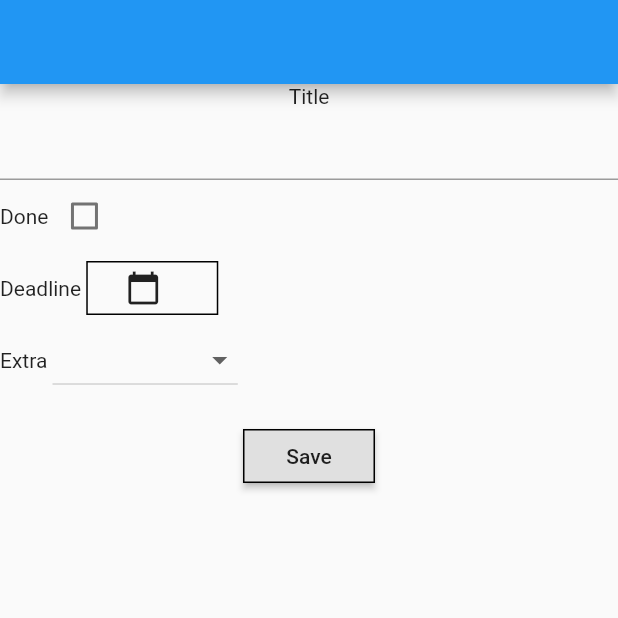
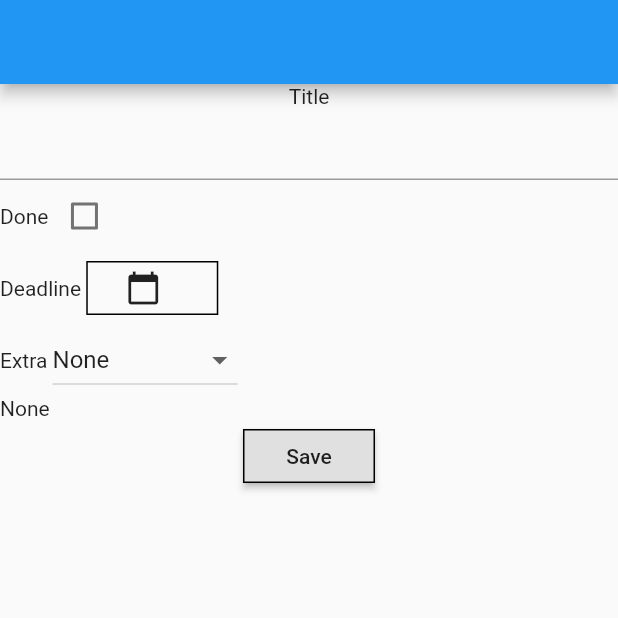
Before and after one commit to DeRidderJonas/BAP_Todo_Flutter, a Flutter app: the screen it shows after launch, item 3 of the bottom bar chosen, on a phone screen of 412 x 824 dp, the top half of it. Run offline on Flutter 3.47's test engine with Material 2 defaults, Android fonts, the phone set to English and light mode, and no system bars; our stand-ins replace shared_preferences, sqflite; accounts and stored records are empty.

Commit message:
Fix Assertion fails

```diff
--- a/lib/alarm_widget.dart
+++ b/lib/alarm_widget.dart
@@ -10,7 +10,7 @@ class Alarm extends StatefulWidget {
 
 class _AlarmState extends State<Alarm> {
   String alarm = "";
-  bool enabled;
+  bool enabled = false;
 
   @override
   void initState() {
--- a/lib/database_helpers.dart
+++ b/lib/database_helpers.dart
@@ -21,7 +21,7 @@ class Task {
     title = "";
     done = false;
     deadline = "";
-    extra = "";
+    extra = "None";
   }
 
   Task.fromMap(Map<String, dynamic> map) {
--- a/lib/task_detail_widget.dart
+++ b/lib/task_detail_widget.dart
@@ -13,12 +13,22 @@ class TaskDetail extends StatefulWidget {
 class _TaskDetailState extends State<TaskDetail> {
   Task task = new Task();
   final titleController = TextEditingController();
-  final dropdownItems = <String>['None', 'Not important'].map((String value) {
-    return new DropdownMenuItem<String>(
-      value: value,
-      child: Text(value),
-    );
-  }).toList();
+  // final dropdownItems = <String>['None', 'Not important'].map((String value) {
+  //   return new DropdownMenuItem<String>(
+  //     value: value,
+  //     child: Text(value),
+  //   );
+  // }).toList();
+  final List<DropdownMenuItem<String>> dropdownItems = [
+    DropdownMenuItem<String>(
+      value: "None",
+      child: Text("None"),
+    ),
+    DropdownMenuItem<String>(
+      value: "Not important",
+      child: Text("Not important"),
+    )
+  ];
 
   @override
   void initState() {
```
